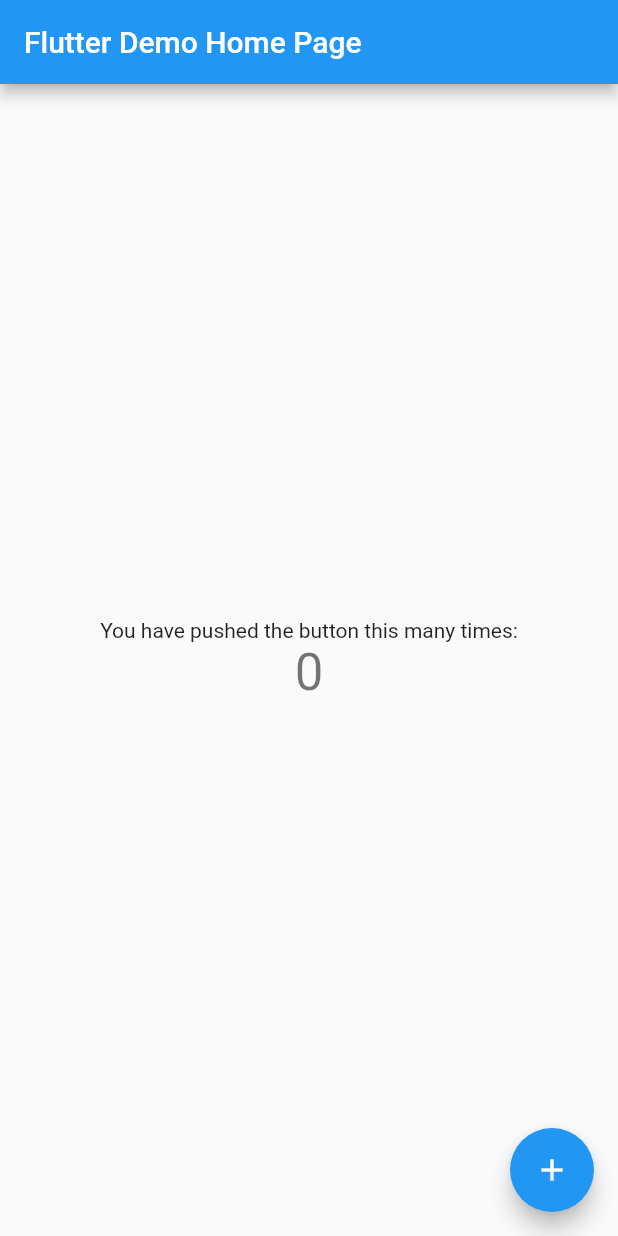
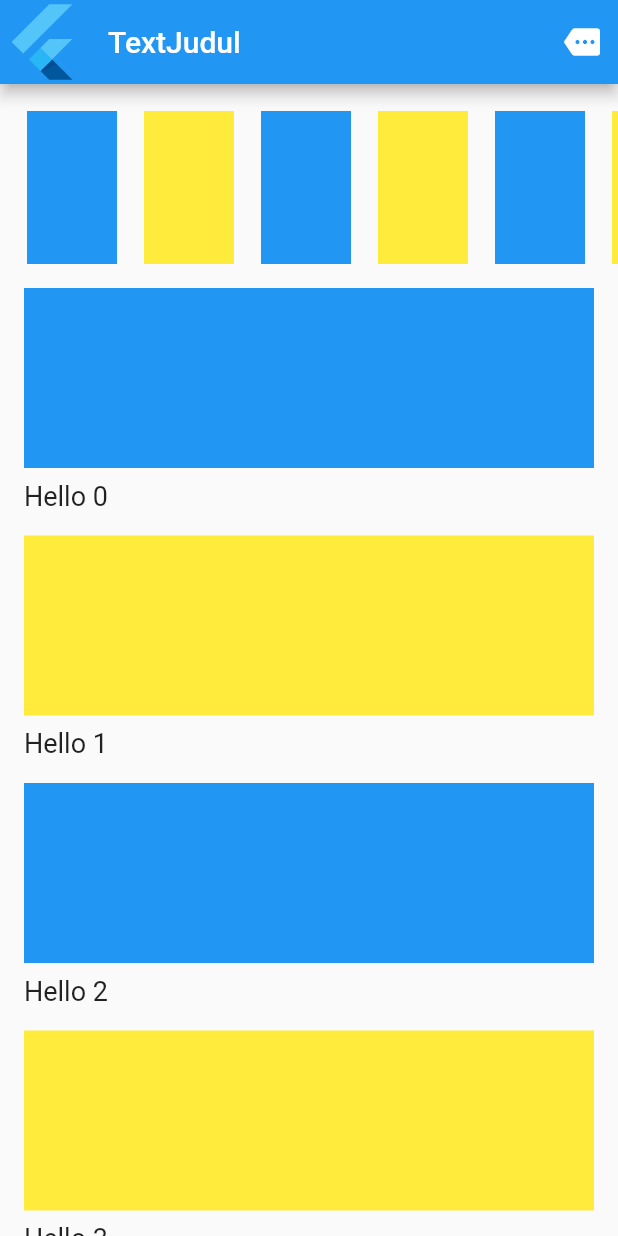
Before and after one commit to ceedadev/FlutterBootcampKuldii, a Flutter app: the screen it shows after launch, on a phone screen of 412 x 824 dp. Run offline on Flutter 3.47's test engine with Material 2 defaults, Android fonts, the phone set to English and light mode, and no system bars.

Commit message:
week 2 day 1

```diff
--- a/lib/main.dart
+++ b/lib/main.dart
@@ -13,103 +13,77 @@ class MyApp extends StatelessWidget {
     return MaterialApp(
       title: 'Flutter Demo',
       theme: ThemeData(
-        // This is the theme of your application.
-        //
-        // Try running your application with "flutter run". You'll see the
-        // application has a blue toolbar. Then, without quitting the app, try
-        // changing the primarySwatch below to Colors.green and then invoke
-        // "hot reload" (press "r" in the console where you ran "flutter run",
-        // or simply save your changes to "hot reload" in a Flutter IDE).
-        // Notice that the counter didn't reset back to zero; the application
-        // is not restarted.
         primarySwatch: Colors.blue,
       ),
-      home: const MyHomePage(title: 'Flutter Demo Home Page'),
+      home: HomepageBootcamp(),
     );
   }
 }
 
-class MyHomePage extends StatefulWidget {
-  const MyHomePage({Key? key, required this.title}) : super(key: key);
-
-  // This widget is the home page of your application. It is stateful, meaning
-  // that it has a State object (defined below) that contains fields that affect
-  // how it looks.
-
-  // This class is the configuration for the state. It holds the values (in this
-  // case the title) provided by the parent (in this case the App widget) and
-  // used by the build method of the State. Fields in a Widget subclass are
-  // always marked "final".
-
-  final String title;
-
-  @override
-  State<MyHomePage> createState() => _MyHomePageState();
-}
-
-class _MyHomePageState extends State<MyHomePage> {
-  int _counter = 0;
-
-  void _incrementCounter() {
-    setState(() {
-      // This call to setState tells the Flutter framework that something has
-      // changed in this State, which causes it to rerun the build method below
-      // so that the display can reflect the updated values. If we changed
-      // _counter without calling setState(), then the build method would not be
-      // called again, and so nothing would appear to happen.
-      _counter++;
-    });
-  }
+class HomepageBootcamp extends StatelessWidget {
+  const HomepageBootcamp({Key? key}) : super(key: key);
 
   @override
   Widget build(BuildContext context) {
-    // This method is rerun every time setState is called, for instance as done
-    // by the _incrementCounter method above.
-    //
-    // The Flutter framework has been optimized to make rerunning build methods
-    // fast, so that you can just rebuild anything that needs updating rather
-    // than having to individually change instances of widgets.
     return Scaffold(
       appBar: AppBar(
-        // Here we take the value from the MyHomePage object that was created by
-        // the App.build method, and use it to set our appbar title.
-        title: Text(widget.title),
+        title: Text('TextJudul'),
+        leading: FlutterLogo(),
+        actions: [
+          IconButton(
+            onPressed: () {},
+            icon: Icon(Icons.more),
+          ),
+        ],
       ),
-      body: Center(
-        // Center is a layout widget. It takes a single child and positions it
-        // in the middle of the parent.
-        child: Column(
-          // Column is also a layout widget. It takes a list of children and
-          // arranges them vertically. By default, it sizes itself to fit its
-          // children horizontally, and tries to be as tall as its parent.
-          //
-          // Invoke "debug painting" (press "p" in the console, choose the
-          // "Toggle Debug Paint" action from the Flutter Inspector in Android
-          // Studio, or the "Toggle Debug Paint" command in Visual Studio Code)
-          // to see the wireframe for each widget.
-          //
-          // Column has various properties to control how it sizes itself and
-          // how it positions its children. Here we use mainAxisAlignment to
-          // center the children vertically; the main axis here is the vertical
-          // axis because Columns are vertical (the cross axis would be
-          // horizontal).
-          mainAxisAlignment: MainAxisAlignment.center,
-          children: <Widget>[
-            const Text(
-              'You have pushed the button this many times:',
+      body: Column(
+        children: [
+          Container(
+            // margin: EdgeInsets.all(16),
+            height: 120,
+            child: ListView.builder(
+              scrollDirection: Axis.horizontal,
+              itemCount: 20,
+              itemBuilder: (context, index) {
+                return Container(
+                  margin: EdgeInsets.only(left: 18, top: 18),
+                  height: 60,
+                  width: 60,
+                  color: index % 2 == 0 ? Colors.blue : Colors.yellow,
+                );
+              },
             ),
-            Text(
-              '$_counter',
-              style: Theme.of(context).textTheme.headline4,
+          ),
+          Expanded(
+            child: ListView.builder(
+              itemCount: 100,
+              itemBuilder: (context, index) {
+                return Container(
+                  margin: EdgeInsets.only(
+                    top: 16,
+                    right: 16,
+                    left: 16,
+                  ),
+                  child: Column(
+                    crossAxisAlignment: CrossAxisAlignment.start,
+                    children: [
+                      Container(
+                        margin: EdgeInsets.only(bottom: 8),
+                        height: 120,
+                        color: index % 2 == 0 ? Colors.blue : Colors.yellow,
+                      ),
+                      Text(
+                        'Hello $index',
+                        style: TextStyle(fontSize: 18),
+                      )
+                    ],
+                  ),
+                );
+              },
             ),
-          ],
-        ),
+          )
+        ],
       ),
-      floatingActionButton: FloatingActionButton(
-        onPressed: _incrementCounter,
-        tooltip: 'Increment',
-        child: const Icon(Icons.add),
-      ), // This trailing comma makes auto-formatting nicer for build methods.
     );
   }
 }
```
